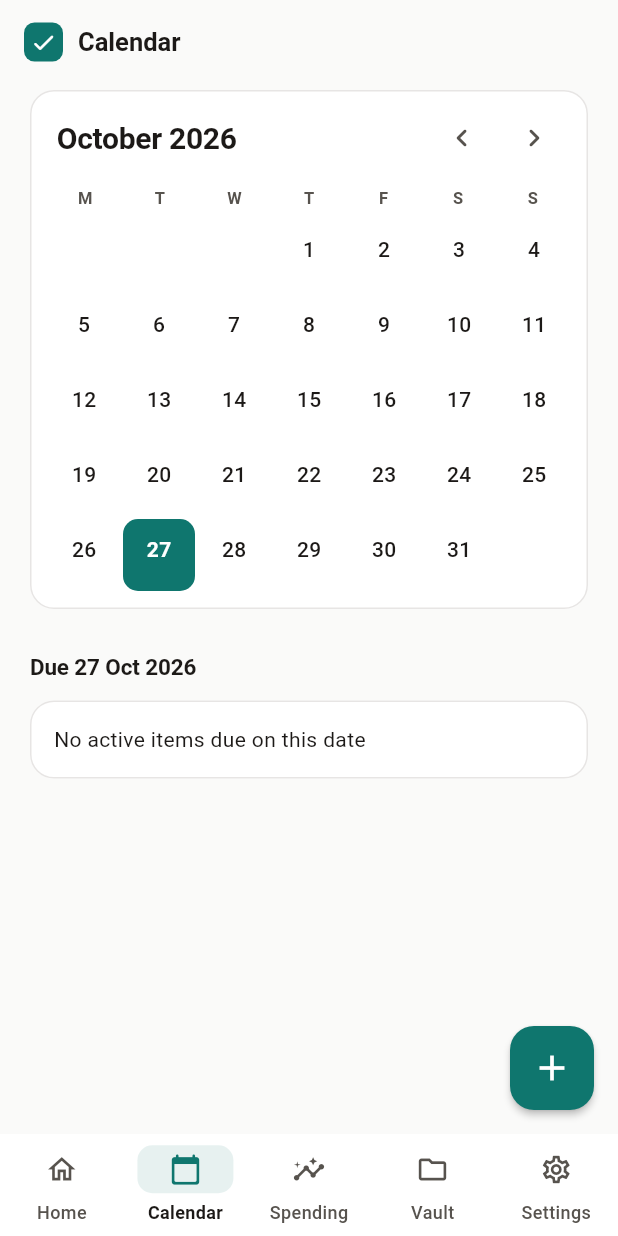
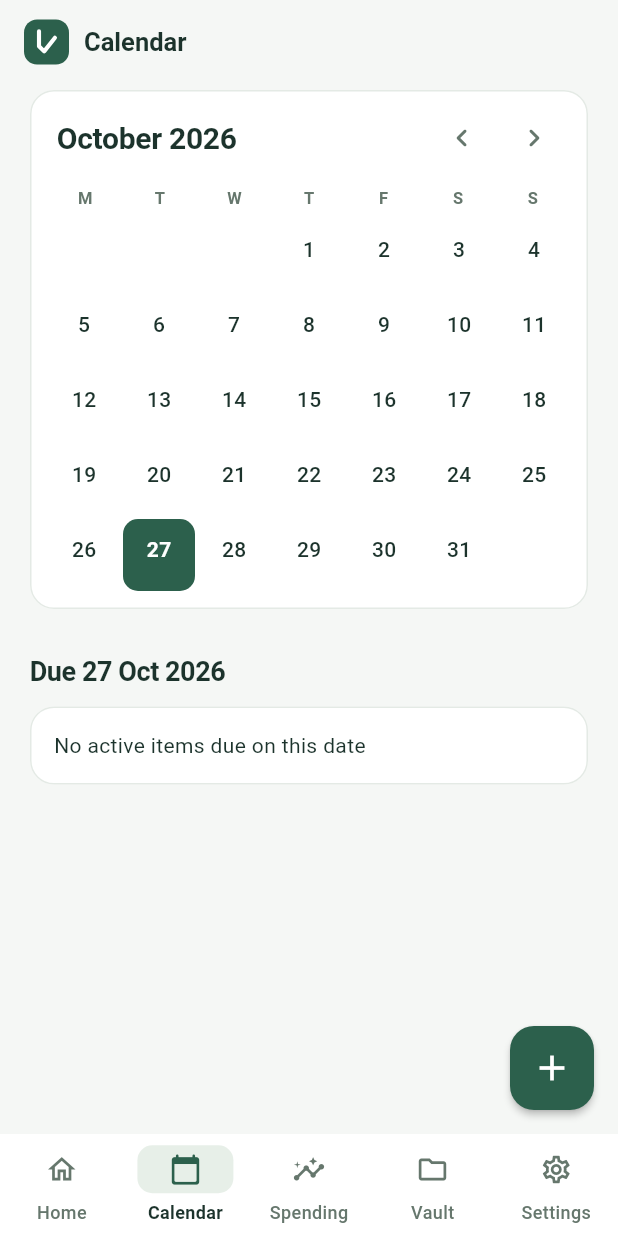
Before and after one commit to frances09f-lgtm/lifekeeper, a Flutter app: the screen it shows after launch, after a tap on "Today", on a phone screen of 412 x 824 dp. Run offline on Flutter 3.47's test engine with Material 3 defaults, Android fonts, the phone set to English and light mode, and no system bars; our stand-ins replace file_picker, flutter_local_notifications, flutter_secure_storage, flutter_timezone, image_picker, open_filex and 2 more; missing offline and left inert: cryptography, google_mlkit_text_recognition; accounts and stored records are empty; statements that could not run were skipped.

Commit message:
Restyle to the calm sage look + LifeKeeper logo
Visual only. Sage/green palette (#2C604C accent, #F5F7F5 canvas, soft #E7EFE8 containers; dark #15251D/#203127/#8FB79A), hero 'needs attention' card with radar rings, label-above stat cards, lighter headings, 10px button radius, new L-to-check logo mark in the app bar and as the Android launcher icon. No data, logic, notification or security changes.

```diff
--- a/lib/main.dart
+++ b/lib/main.dart
@@ -53,19 +53,23 @@ void main() async {
 
 /// Minimal, professional palette: warm neutrals with one teal accent.
 class LkColors {
-  static const accent = Color(0xff0f766e);
-  static const accentDark = Color(0xff5eead4);
-  static const canvas = Color(0xfffafaf9);
-  static const canvasDark = Color(0xff0c0a09);
-  static const surfaceDark = Color(0xff1c1917);
-  static const line = Color(0xffe7e5e4);
-  static const lineDark = Color(0xff292524);
-  static const ink = Color(0xff1c1917);
-  static const inkDark = Color(0xfff5f5f4);
-  static const muted = Color(0xff57534e);
-  static const mutedDark = Color(0xffa8a29e);
-  static const danger = Color(0xffb42318);
-  static const dangerDark = Color(0xfffda29b);
+  static const accent = Color(0xff2c604c);
+  static const accentDark = Color(0xff8fb79a);
+  static const soft = Color(0xffe7efe8);
+  static const softDark = Color(0xff2b4534);
+  static const ring = Color(0xffb9cdbd);
+  static const ringDark = Color(0xff4f6b57);
+  static const canvas = Color(0xfff5f7f5);
+  static const canvasDark = Color(0xff15251d);
+  static const surfaceDark = Color(0xff203127);
+  static const line = Color(0xffe4eae5);
+  static const lineDark = Color(0xff35483a);
+  static const ink = Color(0xff1c332c);
+  static const inkDark = Color(0xffe2eee5);
+  static const muted = Color(0xff66776d);
+  static const mutedDark = Color(0xffa0b3a4);
+  static const danger = Color(0xffa63d32);
+  static const dangerDark = Color(0xfff0a397);
 }
 
 ThemeData lifeTheme(Brightness brightness) {
@@ -82,10 +86,10 @@ ThemeData lifeTheme(Brightness brightness) {
         brightness: brightness,
       ).copyWith(
         primary: accent,
-        onPrimary: dark ? LkColors.canvasDark : Colors.white,
-        primaryContainer: accent.withValues(alpha: dark ? 0.18 : 0.10),
+        onPrimary: dark ? const Color(0xff14251b) : Colors.white,
+        primaryContainer: dark ? LkColors.softDark : LkColors.soft,
         onPrimaryContainer: accent,
-        secondaryContainer: accent.withValues(alpha: dark ? 0.18 : 0.10),
+        secondaryContainer: dark ? LkColors.softDark : LkColors.soft,
         onSecondaryContainer: accent,
         surface: surface,
         onSurface: ink,
@@ -95,8 +99,8 @@ ThemeData lifeTheme(Brightness brightness) {
         surfaceContainer: surface,
         surfaceContainerHigh: surface,
         surfaceContainerHighest: dark
-            ? const Color(0xff292524)
-            : const Color(0xfff5f5f4),
+            ? LkColors.softDark
+            : LkColors.soft,
         outline: line,
         outlineVariant: line,
         error: dark ? LkColors.dangerDark : LkColors.danger,
@@ -108,7 +112,7 @@ ThemeData lifeTheme(Brightness brightness) {
   );
   final text = base.textTheme.apply(bodyColor: ink, displayColor: ink);
   final shape12 = RoundedRectangleBorder(
-    borderRadius: BorderRadius.circular(12),
+    borderRadius: BorderRadius.circular(10),
   );
   return base.copyWith(
     scaffoldBackgroundColor: canvas,
@@ -117,9 +121,9 @@ ThemeData lifeTheme(Brightness brightness) {
     textTheme: text.copyWith(
       headlineMedium: text.headlineMedium?.copyWith(
         fontSize: 28,
-        fontWeight: FontWeight.w700,
-        letterSpacing: -0.6,
-        height: 1.15,
+        fontWeight: FontWeight.w600,
+        letterSpacing: -1,
+        height: 1.2,
       ),
       titleLarge: text.titleLarge?.copyWith(
         fontSize: 20,
@@ -675,19 +679,7 @@ class _LifeKeeperState extends State<LifeKeeper> with WidgetsBindingObserver {
             toolbarHeight: 56,
             title: Row(
               children: [
-                Container(
-                  width: 26,
-                  height: 26,
-                  decoration: BoxDecoration(
-                    color: Theme.of(context).colorScheme.primary,
-                    borderRadius: BorderRadius.circular(7),
-                  ),
-                  child: Icon(
-                    Icons.check_rounded,
-                    size: 18,
-                    color: Theme.of(context).colorScheme.onPrimary,
-                  ),
-                ),
+                const LkLogo(size: 30),
                 const SizedBox(width: 10),
                 Text(
                   [
@@ -814,8 +806,9 @@ class _LifeKeeperState extends State<LifeKeeper> with WidgetsBindingObserver {
               child: Text(
                 text,
                 style: t.titleMedium?.copyWith(
-                  fontSize: 15,
-                  letterSpacing: -0.1,
+                  fontSize: 18,
+                  fontWeight: FontWeight.w600,
+                  letterSpacing: -0.3,
                 ),
               ),
             ),
@@ -835,26 +828,32 @@ class _LifeKeeperState extends State<LifeKeeper> with WidgetsBindingObserver {
     builder: (context) {
       final scheme = Theme.of(context).colorScheme;
       return Card(
+        shape: RoundedRectangleBorder(
+          borderRadius: BorderRadius.circular(14),
+          side: BorderSide(color: Theme.of(context).dividerColor),
+        ),
         child: Padding(
-          padding: const EdgeInsets.fromLTRB(14, 14, 14, 12),
+          padding: const EdgeInsets.fromLTRB(14, 14, 12, 14),
           child: Column(
             crossAxisAlignment: CrossAxisAlignment.start,
             children: [
               Text(
-                value,
-                style: TextStyle(
-                  fontSize: 24,
-                  fontWeight: FontWeight.w700,
-                  letterSpacing: -0.5,
-                  color: alert ? scheme.error : scheme.onSurface,
-                ),
-              ),
-              const SizedBox(height: 2),
-              Text(
                 label,
                 maxLines: 1,
                 overflow: TextOverflow.ellipsis,
-                style: Theme.of(context).textTheme.bodySmall,
+                style: Theme.of(
+                  context,
+                ).textTheme.bodySmall?.copyWith(fontSize: 11),
+              ),
+              const SizedBox(height: 6),
+              Text(
+                value,
+                style: Theme.of(context).textTheme.headlineSmall?.copyWith(
+                  fontSize: 24,
+                  fontWeight: FontWeight.w600,
+                  letterSpacing: -0.8,
+                  color: alert ? scheme.error : scheme.onSurface,
+                ),
               ),
             ],
           ),
@@ -862,6 +861,66 @@ class _LifeKeeperState extends State<LifeKeeper> with WidgetsBindingObserver {
       );
     },
   );
+  Widget heroCard(BuildContext context, int count, int overdue) {
+    final scheme = Theme.of(context).colorScheme;
+    final dark = Theme.of(context).brightness == Brightness.dark;
+    final ring = dark ? LkColors.ringDark : LkColors.ring;
+    final t = Theme.of(context).textTheme;
+    return Container(
+      padding: const EdgeInsets.fromLTRB(20, 22, 18, 22),
+      decoration: BoxDecoration(
+        color: scheme.primaryContainer,
+        borderRadius: BorderRadius.circular(18),
+      ),
+      child: Row(
+        children: [
+          Expanded(
+            child: Column(
+              crossAxisAlignment: CrossAxisAlignment.start,
+              children: [
+                Text('NEEDS ATTENTION', style: t.labelSmall),
+                const SizedBox(height: 8),
+                Text(
+                  count == 0
+                      ? 'You are all caught up.'
+                      : '$count ${count == 1 ? 'thing' : 'things'} to keep an eye on.',
+                  style: t.headlineSmall?.copyWith(
+                    fontSize: 22,
+                    fontWeight: FontWeight.w500,
+                    letterSpacing: -0.6,
+                    height: 1.2,
+                  ),
+                ),
+                const SizedBox(height: 8),
+                Text(
+                  '${overdue > 0 ? '$overdue overdue. ' : ''}Sorted by what needs you first.',
+                  style: t.bodySmall?.copyWith(fontSize: 12),
+                ),
+              ],
+            ),
+          ),
+          const SizedBox(width: 14),
+          SizedBox(
+            width: 76,
+            height: 76,
+            child: CustomPaint(
+              painter: RadarRings(ring),
+              child: Center(
+                child: Text(
+                  '$count',
+                  style: t.headlineSmall?.copyWith(
+                    fontSize: 24,
+                    fontWeight: FontWeight.w500,
+                  ),
+                ),
+              ),
+            ),
+          ),
+        ],
+      ),
+    );
+  }
+
   IconData recordIcon(AdminRecord r) => switch (r.category) {
     'Warranty' => Icons.verified_user_outlined,
     'Subscription' => Icons.autorenew_rounded,
@@ -1137,6 +1196,8 @@ class _LifeKeeperState extends State<LifeKeeper> with WidgetsBindingObserver {
         'Bills, renewals and warranties. All on this phone.',
         eyebrow: longDate(now),
       ),
+      heroCard(context, ranked.length, overdueCount),
+      const SizedBox(height: 12),
       Row(
         children: [
           Expanded(
@@ -1711,3 +1772,68 @@ Future<bool> confirm(
       ),
     ) ??
     false;
+
+
+/// LifeKeeper mark: an "L" that finishes as a check, on a deep green tile.
+class LkLogo extends StatelessWidget {
+  const LkLogo({super.key, this.size = 34});
+  final double size;
+  @override
+  Widget build(BuildContext context) {
+    final scheme = Theme.of(context).colorScheme;
+    return Container(
+      width: size,
+      height: size,
+      decoration: BoxDecoration(
+        color: scheme.primary,
+        borderRadius: BorderRadius.circular(size * 0.29),
+      ),
+      child: CustomPaint(painter: LkMarkPainter(scheme.onPrimary)),
+    );
+  }
+}
+
+class LkMarkPainter extends CustomPainter {
+  LkMarkPainter(this.color);
+  final Color color;
+  @override
+  void paint(Canvas canvas, Size size) {
+    final s = size.width / 48;
+    final p = Paint()
+      ..color = color
+      ..style = PaintingStyle.stroke
+      ..strokeWidth = 4.4 * s
+      ..strokeCap = StrokeCap.round
+      ..strokeJoin = StrokeJoin.round;
+    final path = Path()
+      ..moveTo(16 * s, 12.5 * s)
+      ..lineTo(16 * s, 28.5 * s)
+      ..lineTo(21.5 * s, 34 * s)
+      ..lineTo(33 * s, 19.5 * s);
+    canvas.drawPath(path, p);
+  }
+
+  @override
+  bool shouldRepaint(LkMarkPainter old) => old.color != color;
+}
+
+/// Two quiet concentric rings behind the attention count.
+class RadarRings extends CustomPainter {
+  RadarRings(this.color);
+  final Color color;
+  @override
+  void paint(Canvas canvas, Size size) {
+    final c = size.center(Offset.zero);
+    final r = size.shortestSide / 2;
+    final p = Paint()
+      ..color = color
+      ..style = PaintingStyle.stroke
+      ..strokeWidth = 1;
+    canvas.drawCircle(c, r - 0.5, p);
+    canvas.drawCircle(c, r * 0.66, p);
+    canvas.drawCircle(c, r * 0.33, p);
+  }
+
+  @override
+  bool shouldRepaint(RadarRings old) => old.color != color;
+}
```
Also changed, not shown: 5 other files.
